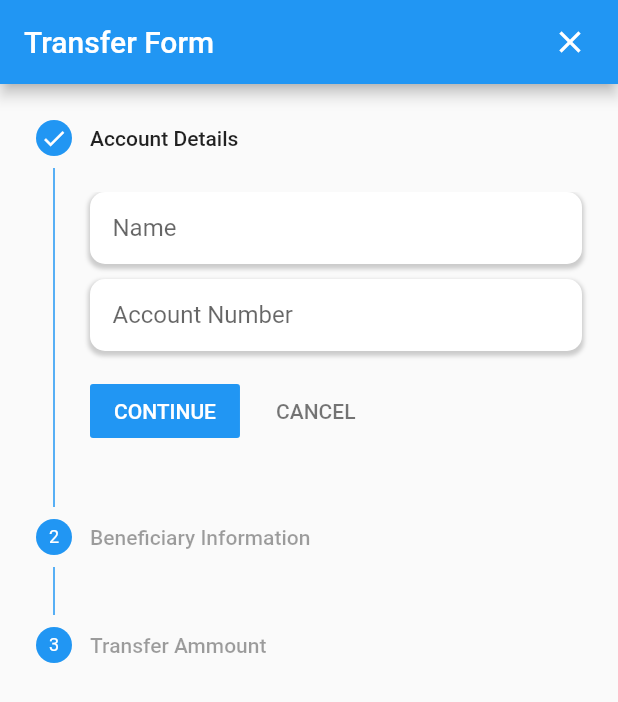
After one commit to The-Azure-Coder/ncb_clone_v1, a Flutter app: the TransferPage screen opened directly, on a phone screen of 412 x 824 dp. The commit adds this screen. Shown: the top 702 px of the screen. Run offline on Flutter 3.47's test engine with Material 2 defaults, Android fonts, the phone set to English and light mode, and no system bars.

Commit message:
transfer form added

```diff
--- a/lib/screens/home_screen/home_page.dart
+++ b/lib/screens/home_screen/home_page.dart
@@ -1,5 +1,7 @@
 import 'package:flutter/material.dart';
 import 'package:ncb_frontend_v1/constants/colors.dart';
+import 'package:ncb_frontend_v1/screens/transfer_page.dart';
+import 'package:ncb_frontend_v1/widgets/nav.dart';
 import 'home_content.dart';
 import 'home_utilities.dart';
 
@@ -16,7 +18,7 @@ class _HomePageState extends State<HomePage> {
     var screenSize = MediaQuery.of(context).size;
     return Scaffold(
       backgroundColor: Colors.white,
-      drawer: Drawer(),
+      drawer: MyDrawer(),
       appBar: PreferredSize(
         preferredSize: Size.fromHeight(screenSize.height * .42),
         child: AppBar(
@@ -43,19 +45,15 @@ class _HomePageState extends State<HomePage> {
                 gradient: LinearGradient(
                     begin: Alignment.topCenter,
                     end: Alignment.bottomCenter,
-                colors: [
-                Colors.black,
-                Colors.black
-              ]),
-              borderRadius: BorderRadius.vertical(bottom: Radius.elliptical(230.0, 55.0)),
+                    colors: [Colors.black, Colors.black]),
+                borderRadius: BorderRadius.vertical(
+                    bottom: Radius.elliptical(230.0, 55.0)),
                 image: DecorationImage(
                   opacity: 0.8,
                   image: AssetImage(images.homeImage1),
                   fit: BoxFit.cover,
-              )
-            ),
+                )),
             height: screenSize.height * .4,
-
 
             // child: ClipRRect(
             //   borderRadius:
@@ -88,7 +86,10 @@ class _HomePageState extends State<HomePage> {
                                 width: 0.0, color: Colors.transparent))),
                         clipBehavior: Clip.none,
                         onPressed: () {
-                          print('Clicked');
+                          Navigator.push(
+                              context,
+                              MaterialPageRoute(
+                                  builder: (context) => TransferPage()));
                         },
                         child: roundedContainer(
                             boxColor: Colors.blue,
@@ -161,7 +162,8 @@ class _HomePageState extends State<HomePage> {
                                       child: Text(
                                         'Top Up',
                                         style: TextStyle(
-                                            color: Colors.black, fontSize: 20.0),
+                                            color: Colors.black,
+                                            fontSize: 20.0),
                                       ),
                                     ),
                                   ]),
--- a/lib/screens/login.dart
+++ b/lib/screens/login.dart
@@ -1,10 +1,8 @@
 import 'package:flutter/material.dart';
+import 'package:ncb_frontend_v1/screens/home_screen/home_page.dart';
 import 'package:ncb_frontend_v1/utilities/login_page_util.dart';
+
 String bckgroundImage = 'assets/images/ncb_background.png';
-import 'package:ncb_frontend_v1/screens/debit_details.dart';
-import 'package:ncb_frontend_v1/screens/home_screen/home_page.dart';
-
-
 
 class LoginPage extends StatefulWidget {
   const LoginPage({super.key});
@@ -65,8 +63,7 @@ class _LoginPageState extends State<LoginPage> {
                                   ],
                                 ),
                               ),
-                            )
-                            ),
+                            )),
                         Positioned(
                           bottom: screenSize.height * 0.08,
                           child: IntrinsicHeight(
@@ -95,7 +92,6 @@ class _LoginPageState extends State<LoginPage> {
           ),
           image: bckgroundImage),
     );
-
   }
 }
 
@@ -205,13 +201,16 @@ class _LoginFormState extends State<LoginForm> {
                       backgroundColor: Colors.grey.shade600,
                     ),
                     onPressed: () {
+                      Navigator.push(context,
+                          MaterialPageRoute(builder: (context) => HomePage()));
+                    },
                     // if (_LoginFormState._formKey.currentState!.validate()) {
                     //   Navigator.push(
                     //       context,
                     //       MaterialPageRoute(
                     //           builder: (context) => NextPageClass()));
                     // }
-                        },
+
                     child: Text(
                       "LOGIN",
                       style: TextStyle(color: Colors.white, fontSize: 14),
--- /dev/null
+++ b/lib/screens/transfer_page.dart
@@ -0,0 +1,185 @@
+import 'package:flutter/material.dart';
+
+class TransferPage extends StatefulWidget {
+  const TransferPage({super.key});
+
+  @override
+  State<TransferPage> createState() => _TransferPageState();
+}
+
+class _TransferPageState extends State<TransferPage> {
+  int _currentStep = 0;
+  StepperType stepperType = StepperType.vertical;
+  @override
+  Widget build(BuildContext context) {
+    return Scaffold(
+      appBar: AppBar(
+        actions: [
+          ElevatedButton(
+              style: ElevatedButton.styleFrom(elevation: 0),
+              onPressed: () {
+                Navigator.pop(context);
+              },
+              child: Icon(Icons.close))
+        ],
+        automaticallyImplyLeading: false,
+        title: Text('Transfer Form'),
+      ),
+      body: Container(
+        child: ListView(
+          children: [
+            Expanded(
+                child: Stepper(
+              type: stepperType,
+              physics: ScrollPhysics(),
+              currentStep: _currentStep,
+              onStepTapped: (step) => tapped(step),
+              onStepContinue: continued,
+              onStepCancel: cancel,
+              steps: <Step>[
+                Step(
+                  title: new Text('Account Details'),
+                  content: Column(
+                    children: <Widget>[
+                      Container(
+                        decoration: BoxDecoration(
+                            color: Colors.white,
+                            borderRadius: BorderRadius.circular(10),
+                            boxShadow: [
+                              BoxShadow(
+                                  color: Colors.grey.withOpacity(0.5),
+                                  spreadRadius: 1,
+                                  blurRadius: 1.5,
+                                  offset: const Offset(0, 2))
+                            ]),
+                        child: TextFormField(
+                          decoration: InputDecoration(
+                              contentPadding: const EdgeInsets.only(left: 15),
+                              hintText: 'Name',
+                              border: InputBorder.none),
+                        ),
+                      ),
+                      Container(
+                        margin: EdgeInsets.only(top: 10),
+                        decoration: BoxDecoration(
+                            color: Colors.white,
+                            borderRadius: BorderRadius.circular(10),
+                            boxShadow: [
+                              BoxShadow(
+                                  color: Colors.grey.withOpacity(0.5),
+                                  spreadRadius: 1,
+                                  blurRadius: 1.5,
+                                  offset: const Offset(0, 2))
+                            ]),
+                        child: TextFormField(
+                          decoration: InputDecoration(
+                              contentPadding: const EdgeInsets.only(left: 15),
+                              hintText: 'Account Number',
+                              border: InputBorder.none),
+                        ),
+                      ),
+                    ],
+                  ),
+                  isActive: _currentStep >= 0,
+                  state: _currentStep >= 0
+                      ? StepState.complete
+                      : StepState.disabled,
+                ),
+                Step(
+                  title: new Text('Beneficiary Information'),
+                  content: Column(
+                    children: <Widget>[
+                      Container(
+                        decoration: BoxDecoration(
+                            color: Colors.white,
+                            borderRadius: BorderRadius.circular(10),
+                            boxShadow: [
+                              BoxShadow(
+                                  color: Colors.grey.withOpacity(0.5),
+                                  spreadRadius: 1,
+                                  blurRadius: 1.5,
+                                  offset: const Offset(0, 2))
+                            ]),
+                        child: TextFormField(
+                          decoration: InputDecoration(
+                            labelText: 'Benificiary Name',
+                            contentPadding: const EdgeInsets.only(left: 15),
+                          ),
+                        ),
+                      ),
+                      Container(
+                        margin: EdgeInsets.only(top: 10),
+                        decoration: BoxDecoration(
+                            color: Colors.white,
+                            borderRadius: BorderRadius.circular(10),
+                            boxShadow: [
+                              BoxShadow(
+                                  color: Colors.grey.withOpacity(0.5),
+                                  spreadRadius: 1,
+                                  blurRadius: 1.5,
+                                  offset: const Offset(0, 2))
+                            ]),
+                        child: TextFormField(
+                          decoration: InputDecoration(
+                            labelText: 'Account No.',
+                            contentPadding: const EdgeInsets.only(left: 15),
+                          ),
+                        ),
+                      ),
+                    ],
+                  ),
+                  isActive: _currentStep >= 0,
+                  state: _currentStep >= 1
+                      ? StepState.complete
+                      : StepState.disabled,
+                ),
+                Step(
+                  title: new Text('Transfer Ammount'),
+                  content: Column(
+                    children: <Widget>[
+                      Container(
+                        decoration: BoxDecoration(
+                            color: Colors.white,
+                            borderRadius: BorderRadius.circular(10),
+                            boxShadow: [
+                              BoxShadow(
+                                  color: Colors.grey.withOpacity(0.5),
+                                  spreadRadius: 1,
+                                  blurRadius: 1.5,
+                                  offset: const Offset(0, 2))
+                            ]),
+                        child: TextFormField(
+                          decoration: InputDecoration(
+                            labelText: 'Ammount',
+                            border: InputBorder.none,
+                            contentPadding: const EdgeInsets.only(left: 15),
+                          ),
+                        ),
+                      ),
+                    ],
+                  ),
+                  isActive: _currentStep >= 0,
+                  state: _currentStep >= 2
+                      ? StepState.complete
+                      : StepState.disabled,
+                ),
+              ],
+            ))
+          ],
+        ),
+      ),
+    );
+  }
+
+  continued() {
+    _currentStep < 2 ? setState(() => _currentStep += 1) : null;
+  }
+
+  cancel() {
+    _currentStep > 0 ? setState(() => _currentStep -= 1) : null;
+  }
+
+  tapped(int step) {
+    setState(() => _currentStep = step);
+  }
+}
--- /dev/null
+++ b/lib/services/network_handler.dart
@@ -0,0 +1,4 @@
+import 'dart:convert';
+import 'dart:io';
+import 'secure_store_service.dart';
+import 'package:http/http.dart' as http;
--- /dev/null
+++ b/lib/services/secure_store_service.dart
@@ -0,0 +1 @@
+// TODO Implement this library.
--- a/pubspec.yaml
+++ b/pubspec.yaml
@@ -31,10 +31,12 @@ environment:
 dependencies:
   flutter:
     sdk: flutter
+  http: ^0.13.5
 
   # The following adds the Cupertino Icons font to your application.
   # Use with the CupertinoIcons class for iOS style icons.
   cupertino_icons: ^1.0.2
+  flutter_secure_storage: ^6.0.0
 
 dev_dependencies:
   flutter_test:
@@ -58,10 +60,6 @@ flutter:
   uses-material-design: true
   assets:
     - assets/images/
-  # To add assets to your application, add an assets section, like this:
-  assets:
-    - assets/images/
-    # - images/a_dot_ham.jpeg
 
   # An image asset can refer to one or more resolution-specific "variants", see
   # https://flutter.dev/assets-and-images/#resolution-aware
```
Also changed, not shown: lib/models/account.dart (added), lib/models/user.dart (added), lib/services/services.txt (deleted), pubspec.lock, 7 other files. Lines whose indentation alone changed are shown as unchanged.
